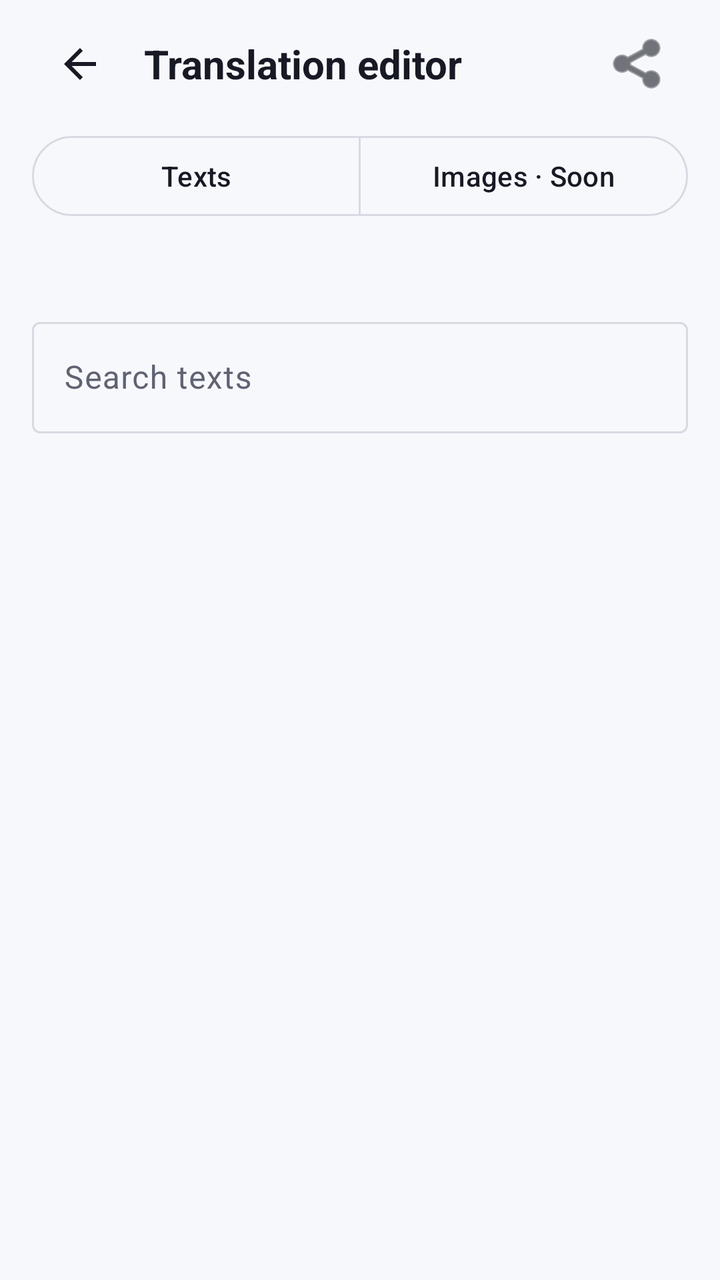
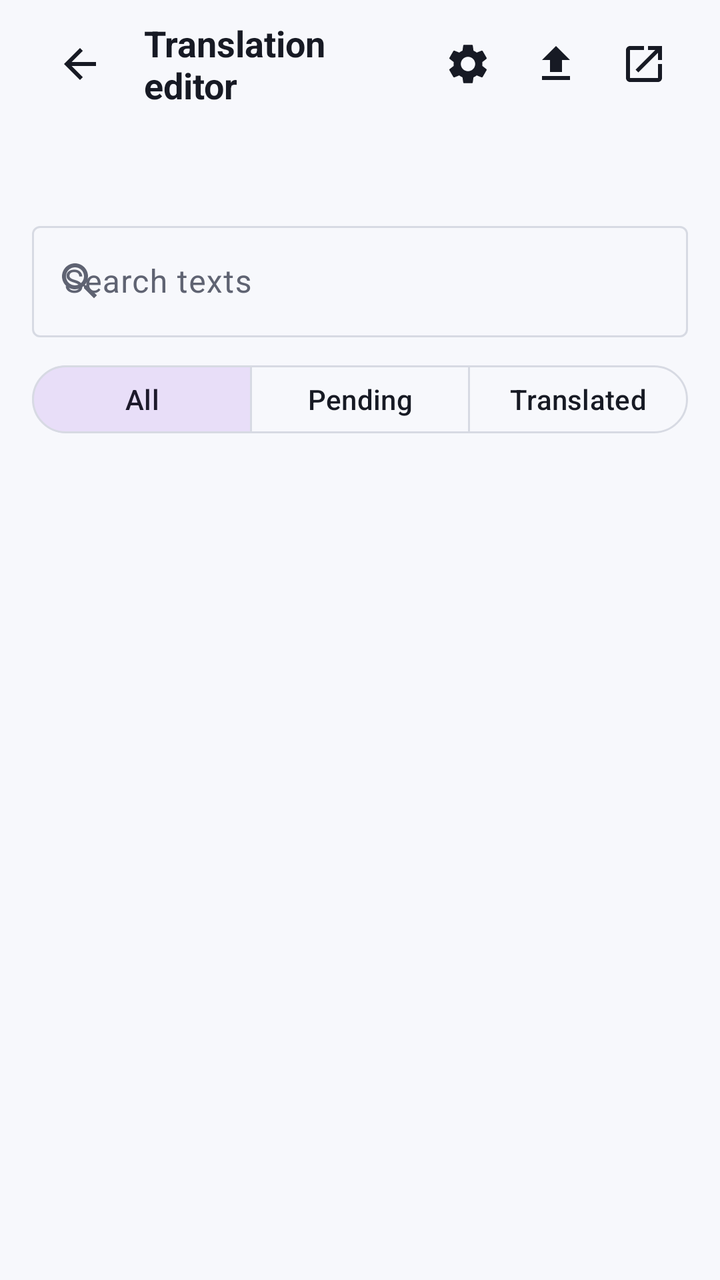

Screens rendered from an Android XML layout before and after an edit, with the pre-edit source and the edit as a unified diff.
<!-- AndroidManifest.xml: activity theme Theme.KristalLauncher -->
<!-- res/layout/activity_translation_editor.xml -->
<?xml version="1.0" encoding="utf-8"?>
<LinearLayout
    xmlns:android="http://schemas.android.com/apk/res/android"
    xmlns:app="http://schemas.android.com/apk/res-auto"
    android:layout_width="match_parent"
    android:layout_height="match_parent"
    android:orientation="vertical"
    android:paddingHorizontal="16dp">

    <LinearLayout
        android:layout_width="match_parent"
        android:layout_height="64dp"
        android:gravity="center_vertical"
        android:orientation="horizontal">

        <ImageButton
            android:id="@+id/btnTranslationEditorBack"
            android:layout_width="48dp"
            android:layout_height="48dp"
            android:background="?attr/selectableItemBackgroundBorderless"
            android:contentDescription="@string/back"
            android:padding="12dp"
            android:src="?attr/kristalIconArrowBack"
            app:tint="?attr/colorOnSurface" />

        <TextView
            android:id="@+id/tvTranslationEditorTitle"
            android:layout_width="0dp"
            android:layout_height="wrap_content"
            android:layout_marginStart="8dp"
            android:layout_weight="1"
            android:text="@string/translation_editor_title"
            android:textColor="?attr/colorOnSurface"
            android:textSize="20sp"
            android:textStyle="bold" />

        <ImageButton
            android:id="@+id/btnExportTranslation"
            android:layout_width="48dp"
            android:layout_height="48dp"
            android:background="?attr/selectableItemBackgroundBorderless"
            android:contentDescription="@string/translation_export"
            android:padding="12dp"
            android:src="@android:drawable/ic_menu_share"
            app:tint="?attr/colorOnSurface" />
    </LinearLayout>

    <com.google.android.material.button.MaterialButtonToggleGroup
        android:id="@+id/translationEditorTabs"
        android:layout_width="match_parent"
        android:layout_height="48dp"
        app:selectionRequired="true"
        app:singleSelection="true">

        <com.google.android.material.button.MaterialButton
            android:id="@+id/tabTranslationTexts"
            style="@style/Widget.Material3.Button.OutlinedButton"
            android:layout_width="0dp"
            android:layout_height="match_parent"
            android:layout_weight="1"
            android:checked="true"
            android:text="@string/translation_texts_tab" />

        <com.google.android.material.button.MaterialButton
            android:id="@+id/tabTranslationImages"
            style="@style/Widget.Material3.Button.OutlinedButton"
            android:layout_width="0dp"
            android:layout_height="match_parent"
            android:layout_weight="1"
            android:enabled="false"
            android:text="@string/translation_images_tab" />
    </com.google.android.material.button.MaterialButtonToggleGroup>

    <TextView
        android:id="@+id/tvTranslationEditorProgress"
        android:layout_width="match_parent"
        android:layout_height="wrap_content"
        android:layout_marginTop="14dp"
        android:textColor="?attr/colorOnSurfaceVariant"
        android:textSize="13sp" />

    <com.google.android.material.textfield.TextInputLayout
        style="@style/Widget.Material3.TextInputLayout.OutlinedBox"
        android:layout_width="match_parent"
        android:layout_height="wrap_content"
        android:layout_marginTop="12dp"
        android:hint="@string/translation_search">

        <com.google.android.material.textfield.TextInputEditText
            android:id="@+id/etTranslationSearch"
            android:layout_width="match_parent"
            android:layout_height="wrap_content"
            android:imeOptions="actionSearch"
            android:inputType="text"
            android:maxLines="1" />
    </com.google.android.material.textfield.TextInputLayout>

    <androidx.recyclerview.widget.RecyclerView
        android:id="@+id/rvTranslationEntries"
        android:layout_width="match_parent"
        android:layout_height="0dp"
        android:layout_marginTop="12dp"
        android:layout_weight="1"
        android:clipToPadding="false"
        android:paddingBottom="16dp" />
</LinearLayout>
<!-- resources referenced by this layout -->
<resources>
  <string name="translation_images_tab">Images · Soon</string>
  <string name="translation_texts_tab">Texts</string>
  <style name="Theme.KristalLauncher" parent="Theme.Material3.DayNight.NoActionBar">
          <item name="colorPrimary">@color/m3_primary</item>
          <item name="colorOnPrimary">@color/m3_on_primary</item>
          <item name="colorPrimaryContainer">@color/m3_primary_container</item>
          <item name="colorOnPrimaryContainer">@color/m3_on_primary_container</item>
          <item name="colorError">@color/m3_error</item>
          <item name="android:colorBackground">@color/m3_bg_dark</item>
          <item name="colorSurface">@color/m3_surface</item>
          <item name="colorSurfaceVariant">@color/m3_surface_variant</item>
          <item name="colorOnSurface">@color/m3_on_surface</item>
          <item name="colorOnSurfaceVariant">@color/m3_on_surface_variant</item>
          <item name="colorOutline">@color/m3_outline</item>
          <item name="colorControlNormal">@color/m3_on_surface_variant</item>
          <item name="colorControlActivated">@color/m3_primary</item>
          <item name="android:windowDrawsSystemBarBackgrounds">true</item>
          <item name="android:statusBarColor">@color/m3_bg_dark</item>
          <item name="android:navigationBarColor">@color/m3_bg_dark</item>
          <item name="android:windowLightStatusBar">@bool/is_light_theme</item>
          <item name="android:windowLightNavigationBar" tools:targetApi="o_mr1">@bool/is_light_theme</item>
          <item name="android:windowActionModeOverlay">true</item>
          <item name="android:windowActivityTransitions">true</item>
          <item name="android:windowContentTransitions">true</item>
          <item name="kristalCorner4">4dp</item>
          <item name="kristalCorner9">9dp</item>
          <item name="kristalCorner12">12dp</item>
          <item name="kristalCorner14">14dp</item>
          <item name="kristalCorner16">16dp</item>
          <item name="kristalCorner18">18dp</item>
          <item name="kristalCorner19">19dp</item>
          <item name="kristalCorner20">20dp</item>
          <item name="kristalCorner22">22dp</item>
          <item name="kristalCorner24">24dp</item>
          <item name="kristalPrimaryContent">#FFFFFF</item>
          <item name="kristalPatchCardColor">@color/m3_surface_variant</item>
          <item name="kristalSegmentedButtonUncheckedColor">@color/m3_surface</item>
          <item name="kristalIconArrowBack">@drawable/ic_arrow_back</item>
          <item name="kristalIconChevronRight">@drawable/ic_chevron_right</item>
          <item name="kristalIconClose">@drawable/ic_close</item>
          <item name="kristalIconDarkMode">@drawable/ic_dark_mode</item>
          <item name="kristalIconDelete">@drawable/ic_delete</item>
          <item name="kristalIconDevice">@drawable/ic_device</item>
          <item name="kristalIconFavorite">@drawable/ic_favorite</item>
          <item name="kristalIconFilter">@drawable/ic_filter</item>
          <item name="kristalIconFolder">@drawable/ic_folder</item>
          <item name="kristalIconGamepad">@drawable/ic_gamepad</item>
          <item name="kristalIconGithub">@drawable/ic_github</item>
          <item name="kristalIconHeart">@drawable/ic_heart_pixel</item>
          <item name="kristalIconHelp">@drawable/ic_help_outline</item>
          <item name="kristalIconHistory">@drawable/ic_history</item>
          <item name="kristalIconLanguage">@drawable/ic_language</item>
          <item name="kristalIconLightMode">@drawable/ic_light_mode</item>
          <item name="kristalIconMore">@drawable/ic_more_vert</item>
          <item name="kristalIconPalette">@drawable/ic_palette</item>
          <item name="kristalIconPlay">@drawable/ic_play</item>
          <item name="kristalIconRefresh">@drawable/ic_refresh</item>
          <item name="kristalIconSearch">@drawable/ic_search</item>
          <item name="kristalIconSettings">@drawable/ic_settings</item>
          <item name="kristalIconTune">@drawable/ic_tune</item>
          <item name="kristalIconViewGrid">@drawable/ic_view_grid</item>
          <item name="kristalIconViewList">@drawable/ic_view_list</item>
      </style>
  <!-- unchanged entries left out for length: 40 -->
</resources>

<!-- the commit's change to res/layout/activity_translation_editor.xml (unified diff, before → after) -->
@@ -29,47 +29,43 @@
             android:layout_height="wrap_content"
             android:layout_marginStart="8dp"
             android:layout_weight="1"
+            android:ellipsize="end"
+            android:maxLines="2"
             android:text="@string/translation_editor_title"
             android:textColor="?attr/colorOnSurface"
-            android:textSize="20sp"
+            android:textSize="18sp"
             android:textStyle="bold" />
 
         <ImageButton
+            android:id="@+id/btnTranslationSettings"
+            android:layout_width="44dp"
+            android:layout_height="44dp"
+            android:background="?attr/selectableItemBackgroundBorderless"
+            android:contentDescription="@string/translation_settings_title"
+            android:padding="10dp"
+            android:src="?attr/kristalIconSettings"
+            app:tint="?attr/colorOnSurface" />
+
+        <ImageButton
             android:id="@+id/btnExportTranslation"
-            android:layout_width="48dp"
-            android:layout_height="48dp"
+            android:layout_width="44dp"
+            android:layout_height="44dp"
             android:background="?attr/selectableItemBackgroundBorderless"
             android:contentDescription="@string/translation_export"
-            android:padding="12dp"
-            android:src="@android:drawable/ic_menu_share"
+            android:padding="10dp"
+            android:src="?attr/kristalIconExport"
+            app:tint="?attr/colorOnSurface" />
+
+        <ImageButton
+            android:id="@+id/btnEditTranslationExternal"
+            android:layout_width="44dp"
+            android:layout_height="44dp"
+            android:background="?attr/selectableItemBackgroundBorderless"
+            android:contentDescription="@string/translation_edit_external"
+            android:padding="10dp"
+            android:src="?attr/kristalIconOpenExternal"
             app:tint="?attr/colorOnSurface" />
     </LinearLayout>
-
-    <com.google.android.material.button.MaterialButtonToggleGroup
-        android:id="@+id/translationEditorTabs"
-        android:layout_width="match_parent"
-        android:layout_height="48dp"
-        app:selectionRequired="true"
-        app:singleSelection="true">
-
-        <com.google.android.material.button.MaterialButton
-            android:id="@+id/tabTranslationTexts"
-            style="@style/Widget.Material3.Button.OutlinedButton"
-            android:layout_width="0dp"
-            android:layout_height="match_parent"
-            android:layout_weight="1"
-            android:checked="true"
-            android:text="@string/translation_texts_tab" />
-
-        <com.google.android.material.button.MaterialButton
-            android:id="@+id/tabTranslationImages"
-            style="@style/Widget.Material3.Button.OutlinedButton"
-            android:layout_width="0dp"
-            android:layout_height="match_parent"
-            android:layout_weight="1"
-            android:enabled="false"
-            android:text="@string/translation_images_tab" />
-    </com.google.android.material.button.MaterialButtonToggleGroup>
 
     <TextView
         android:id="@+id/tvTranslationEditorProgress"
@@ -80,11 +76,13 @@
         android:textSize="13sp" />
 
     <com.google.android.material.textfield.TextInputLayout
+        android:id="@+id/translationSearchInputLayout"
         style="@style/Widget.Material3.TextInputLayout.OutlinedBox"
         android:layout_width="match_parent"
         android:layout_height="wrap_content"
         android:layout_marginTop="12dp"
-        android:hint="@string/translation_search">
+        android:hint="@string/translation_search"
+        app:startIconDrawable="?attr/kristalIconSearch">
 
         <com.google.android.material.textfield.TextInputEditText
             android:id="@+id/etTranslationSearch"
@@ -95,11 +93,71 @@
             android:maxLines="1" />
     </com.google.android.material.textfield.TextInputLayout>
 
+    <com.google.android.material.button.MaterialButtonToggleGroup
+        android:id="@+id/translationCompletionFilters"
+        android:layout_width="match_parent"
+        android:layout_height="42dp"
+        android:layout_marginTop="10dp"
+        app:checkedButton="@id/filterTranslationAll"
+        app:selectionRequired="true"
+        app:singleSelection="true">
+
+        <com.google.android.material.button.MaterialButton
+            android:id="@+id/filterTranslationAll"
+            style="@style/Widget.Material3.Button.OutlinedButton"
+            android:layout_width="0dp"
+            android:layout_height="match_parent"
+            android:layout_weight="1"
+            android:insetLeft="0dp"
+            android:insetRight="0dp"
+            android:minWidth="0dp"
+            android:paddingHorizontal="4dp"
+            android:text="@string/translation_filter_all" />
+
+        <com.google.android.material.button.MaterialButton
+            android:id="@+id/filterTranslationPending"
+            style="@style/Widget.Material3.Button.OutlinedButton"
+            android:layout_width="0dp"
+            android:layout_height="match_parent"
+            android:layout_weight="1"
+            android:insetLeft="0dp"
+            android:insetRight="0dp"
+            android:minWidth="0dp"
+            android:paddingHorizontal="4dp"
+            android:text="@string/translation_filter_pending" />
+
+        <com.google.android.material.button.MaterialButton
+            android:id="@+id/filterTranslationTranslated"
+            style="@style/Widget.Material3.Button.OutlinedButton"
+            android:layout_width="0dp"
+            android:layout_height="match_parent"
+            android:layout_weight="1"
+            android:insetLeft="0dp"
+            android:insetRight="0dp"
+            android:minWidth="0dp"
+            android:paddingHorizontal="4dp"
+            android:text="@string/translation_filter_translated" />
+    </com.google.android.material.button.MaterialButtonToggleGroup>
+
+    <HorizontalScrollView
+        android:layout_width="match_parent"
+        android:layout_height="wrap_content"
+        android:layout_marginTop="8dp"
+        android:scrollbars="none">
+
+        <com.google.android.material.button.MaterialButtonToggleGroup
+            android:id="@+id/translationKindFilters"
+            android:layout_width="wrap_content"
+            android:layout_height="42dp"
+            app:selectionRequired="true"
+            app:singleSelection="true" />
+    </HorizontalScrollView>
+
     <androidx.recyclerview.widget.RecyclerView
         android:id="@+id/rvTranslationEntries"
         android:layout_width="match_parent"
         android:layout_height="0dp"
-        android:layout_marginTop="12dp"
+        android:layout_marginTop="8dp"
         android:layout_weight="1"
         android:clipToPadding="false"
         android:paddingBottom="16dp" />
<!-- resource entries referenced after the edit -->
@@ -1,7 +1,10 @@
 <!-- resources referenced by this layout -->
 <resources>
-  <string name="translation_images_tab">Images · Soon</string>
-  <string name="translation_texts_tab">Texts</string>
+  <string name="translation_edit_external">Edit externally</string>
+  <string name="translation_filter_all">All</string>
+  <string name="translation_filter_pending">Pending</string>
+  <string name="translation_filter_translated">Translated</string>
+  <string name="translation_settings_title">Translation settings</string>
   <style name="Theme.KristalLauncher" parent="Theme.Material3.DayNight.NoActionBar">
           <item name="colorPrimary">@color/m3_primary</item>
           <item name="colorOnPrimary">@color/m3_on_primary</item>
@@ -38,6 +41,7 @@
           <item name="kristalPatchCardColor">@color/m3_surface_variant</item>
           <item name="kristalSegmentedButtonUncheckedColor">@color/m3_surface</item>
           <item name="kristalIconArrowBack">@drawable/ic_arrow_back</item>
+          <item name="kristalIconAdd">@drawable/ic_add</item>
           <item name="kristalIconChevronRight">@drawable/ic_chevron_right</item>
           <item name="kristalIconClose">@drawable/ic_close</item>
           <item name="kristalIconDarkMode">@drawable/ic_dark_mode</item>
@@ -51,6 +55,10 @@
           <item name="kristalIconHeart">@drawable/ic_heart_pixel</item>
           <item name="kristalIconHelp">@drawable/ic_help_outline</item>
           <item name="kristalIconHistory">@drawable/ic_history</item>
+          <item name="kristalIconImport">@drawable/ic_file_download</item>
+          <item name="kristalIconExport">@drawable/ic_file_upload</item>
+          <item name="kristalIconOpenExternal">@drawable/ic_open_in_new</item>
+          <item name="kristalIconWarning">@drawable/ic_warning</item>
           <item name="kristalIconLanguage">@drawable/ic_language</item>
           <item name="kristalIconLightMode">@drawable/ic_light_mode</item>
           <item name="kristalIconMore">@drawable/ic_more_vert</item>
@@ -63,6 +71,58 @@
           <item name="kristalIconViewGrid">@drawable/ic_view_grid</item>
           <item name="kristalIconViewList">@drawable/ic_view_list</item>
       </style>
+  <!-- drawable ic_add (drawable) -->
+  <?xml version="1.0" encoding="utf-8"?>
+  <vector xmlns:android="http://schemas.android.com/apk/res/android"
+      android:width="24dp"
+      android:height="24dp"
+      android:viewportWidth="24"
+      android:viewportHeight="24">
+      <path android:fillColor="#FF000000" android:pathData="M19,13h-6v6h-2v-6H5v-2h6V5h2v6h6v2z" />
+  </vector>
+  <!-- drawable ic_file_download (drawable) -->
+  <?xml version="1.0" encoding="utf-8"?>
+  <vector xmlns:android="http://schemas.android.com/apk/res/android"
+      android:width="24dp"
+      android:height="24dp"
+      android:viewportWidth="24"
+      android:viewportHeight="24">
+      <path
+          android:fillColor="#FF000000"
+          android:pathData="M19,9h-4V3H9v6H5l7,7 7,-7zM5,18v2h14v-2H5z" />
+  </vector>
+  <!-- drawable ic_file_upload (drawable) -->
+  <?xml version="1.0" encoding="utf-8"?>
+  <vector xmlns:android="http://schemas.android.com/apk/res/android"
+      android:width="24dp"
+      android:height="24dp"
+      android:viewportWidth="24"
+      android:viewportHeight="24">
+      <path
+          android:fillColor="#FF000000"
+          android:pathData="M9,16h6v-6h4l-7,-7 -7,7h4v6zM5,18v2h14v-2H5z" />
+  </vector>
+  <!-- drawable ic_open_in_new (drawable) -->
+  <?xml version="1.0" encoding="utf-8"?>
+  <vector xmlns:android="http://schemas.android.com/apk/res/android"
+      android:width="24dp"
+      android:height="24dp"
+      android:viewportWidth="24"
+      android:viewportHeight="24">
+      <path
+          android:fillColor="#FF000000"
+          android:pathData="M19,19H5V5h7V3H5c-1.11,0 -2,0.9 -2,2v14c0,1.1 0.89,2 2,2h14c1.1,0 2,-0.9 2,-2v-7h-2v7zM14,3v2h3.59L7.76,14.83l1.41,1.41L19,6.41V10h2V3h-7z" />
+  </vector>
+  <!-- drawable ic_warning (drawable) -->
+  <vector xmlns:android="http://schemas.android.com/apk/res/android"
+      android:width="24dp"
+      android:height="24dp"
+      android:viewportWidth="24"
+      android:viewportHeight="24">
+      <path
+          android:fillColor="@android:color/white"
+          android:pathData="M1,21h22L12,2 1,21zM13,18h-2v-2h2v2zM13,14h-2v-4h2v4z" />
+  </vector>
   <!-- unchanged entries left out for length: 40 -->
 </resources>
 
